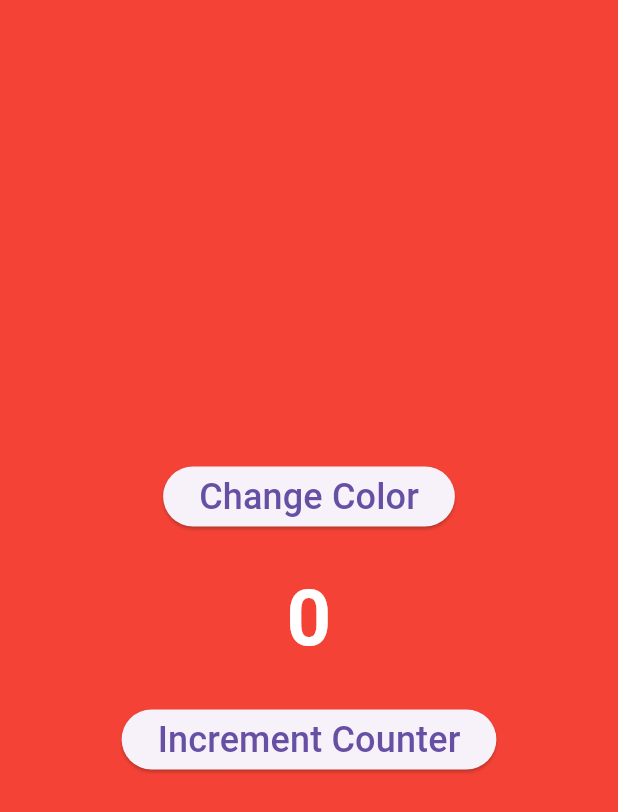
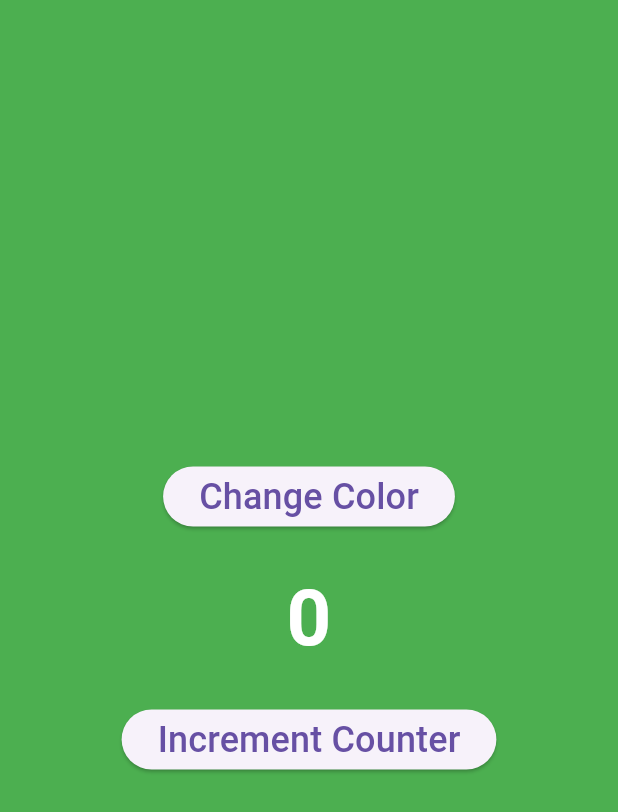
Before and after one commit to Bullets-jyr/cubit2cubit, a Flutter app: the screen it shows after launch, after a tap on "Change Color", on a phone screen of 412 x 824 dp. Shown: the top 812 px of the screen. Run offline on Flutter 3.47's test engine with Material 3 defaults, Android fonts, the phone set to English and light mode, and no system bars; our stand-ins replace bloc, equatable, flutter_bloc.

Commit message:
14. Cubit to Cubit communication using StreamSubscription

```diff
--- /dev/null
+++ b/lib/cubits/color/color_cubit.dart
@@ -0,0 +1,21 @@
+import 'package:bloc/bloc.dart';
+import 'package:equatable/equatable.dart';
+import 'package:flutter/material.dart';
+
+part 'color_state.dart';
+
+class ColorCubit extends Cubit<ColorState> {
+  ColorCubit() : super(ColorState.initial());
+
+  void changeColor() {
+    if (state.color == Colors.red) {
+      emit(state.copyWith(color: Colors.green));
+    } else if (state.color == Colors.green) {
+      emit(state.copyWith(color: Colors.blue));
+    } else if (state.color == Colors.blue) {
+      emit(state.copyWith(color: Colors.black));
+    } else if (state.color == Colors.black) {
+      emit(state.copyWith(color: Colors.red));
+    }
+  }
+}
--- /dev/null
+++ b/lib/cubits/color/color_state.dart
@@ -0,0 +1,26 @@
+part of 'color_cubit.dart';
+
+class ColorState extends Equatable {
+  final Color color;
+  ColorState({
+    required this.color,
+  });
+
+  factory ColorState.initial() {
+    return ColorState(color: Colors.red);
+  }
+
+  @override
+  List<Object> get props => [color];
+
+  @override
+  String toString() => 'ColorState(color: $color)';
+
+  ColorState copyWith({
+    Color? color,
+  }) {
+    return ColorState(
+      color: color ?? this.color,
+    );
+  }
+}
--- /dev/null
+++ b/lib/cubits/counter/counter_cubit.dart
@@ -0,0 +1,42 @@
+import 'dart:async';
+
+import 'package:bloc/bloc.dart';
+import 'package:equatable/equatable.dart';
+import 'package:flutter/material.dart';
+
+import '../color/color_cubit.dart';
+
+part 'counter_state.dart';
+
+class CounterCubit extends Cubit<CounterState> {
+  int incrementSize = 1;
+  final ColorCubit colorCubit;
+  late final StreamSubscription colorSubscription;
+
+  CounterCubit({
+    required this.colorCubit,
+  }) : super(CounterState.initial()) {
+    colorSubscription = colorCubit.stream.listen((ColorState colorState) {
+      if (colorState.color == Colors.red) {
+        incrementSize = 1;
+      } else if (colorState.color == Colors.green) {
+        incrementSize = 10;
+      } else if (colorState.color == Colors.blue) {
+        incrementSize = 100;
+      } else if (colorState.color == Colors.black) {
+        emit(state.copyWith(counter: state.counter - 100));
+        incrementSize = -100;
+      }
+    });
+  }
+
+  void changeCounter() {
+    emit(state.copyWith(counter: state.counter + incrementSize));
+  }
+
+  @override
+  Future<void> close() {
+    colorSubscription.cancel();
+    return super.close();
+  }
+}
--- /dev/null
+++ b/lib/cubits/counter/counter_state.dart
@@ -0,0 +1,26 @@
+part of 'counter_cubit.dart';
+
+class CounterState extends Equatable {
+  final int counter;
+  CounterState({
+    required this.counter,
+  });
+
+  factory CounterState.initial() {
+    return CounterState(counter: 0);
+  }
+
+  @override
+  List<Object> get props => [counter];
+
+  @override
+  String toString() => 'CounterState(counter: $counter)';
+
+  CounterState copyWith({
+    int? counter,
+  }) {
+    return CounterState(
+      counter: counter ?? this.counter,
+    );
+  }
+}
--- a/lib/main.dart
+++ b/lib/main.dart
@@ -1,4 +1,8 @@
 import 'package:flutter/material.dart';
+import 'package:flutter_bloc/flutter_bloc.dart';
+
+import 'cubits/color/color_cubit.dart';
+import 'cubits/counter/counter_cubit.dart';
 
 void main() {
   runApp(const MyApp());
@@ -9,13 +13,25 @@ class MyApp extends StatelessWidget {
 
   @override
   Widget build(BuildContext context) {
-    return MaterialApp(
-      title: 'cubit2cubit',
-      debugShowCheckedModeBanner: false,
-      theme: ThemeData(
-        primarySwatch: Colors.blue,
+    return MultiBlocProvider(
+      providers: [
+        BlocProvider<ColorCubit>(
+          create: (context) => ColorCubit(),
+        ),
+        BlocProvider<CounterCubit>(
+          create: (context) => CounterCubit(
+            colorCubit: context.read<ColorCubit>(),
+          ),
+        ),
+      ],
+      child: MaterialApp(
+        title: 'cubit2cubit',
+        debugShowCheckedModeBanner: false,
+        theme: ThemeData(
+          primarySwatch: Colors.blue,
+        ),
+        home: const MyHomePage(),
       ),
-      home: const MyHomePage(),
     );
   }
 }
@@ -26,7 +42,7 @@ class MyHomePage extends StatelessWidget {
   @override
   Widget build(BuildContext context) {
     return Scaffold(
-      backgroundColor: Colors.red,
+      backgroundColor: context.watch<ColorCubit>().state.color,
       body: Center(
         child: Column(
           mainAxisAlignment: MainAxisAlignment.center,
@@ -36,11 +52,13 @@ class MyHomePage extends StatelessWidget {
                 'Change Color',
                 style: TextStyle(fontSize: 24.0),
               ),
-              onPressed: () {},
+              onPressed: () {
+                context.read<ColorCubit>().changeColor();
+              },
             ),
             SizedBox(height: 20.0),
             Text(
-              '0',
+              '${context.watch<CounterCubit>().state.counter}',
               style: TextStyle(
                 fontSize: 52.0,
                 fontWeight: FontWeight.bold,
@@ -53,7 +71,9 @@ class MyHomePage extends StatelessWidget {
                 'Increment Counter',
                 style: TextStyle(fontSize: 24.0),
               ),
-              onPressed: () {},
+              onPressed: () {
+                context.read<CounterCubit>().changeCounter();
+              },
             ),
           ],
         ),
```
Also changed, not shown: pubspec.lock, 1 other file.
